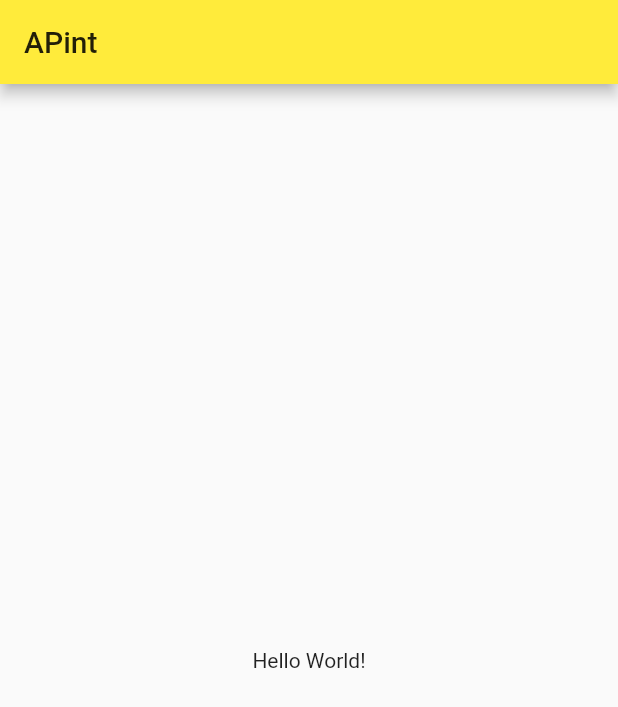
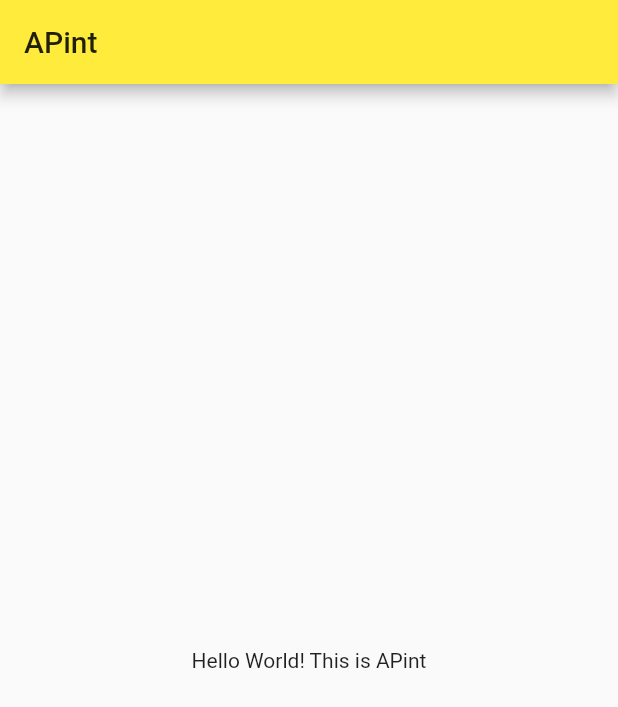
Before and after one commit to ChrisPark89/apint, a Flutter app: the screen it shows after launch, on a phone screen of 412 x 824 dp. Shown: the top 707 px of the screen. Run offline on Flutter 3.47's test engine with Material 2 defaults, Android fonts, the phone set to English and light mode, and no system bars.

Commit message:
test change

```diff
--- a/lib/main.dart
+++ b/lib/main.dart
@@ -39,7 +39,7 @@ class _MyHomePageState extends State<MyHomePage> {
         title: Text(widget.title),
       ),
       body: Center(
-          child:Text('Hello World!')
+          child:Text('Hello World! This is APint')
       )
     );
 
```
